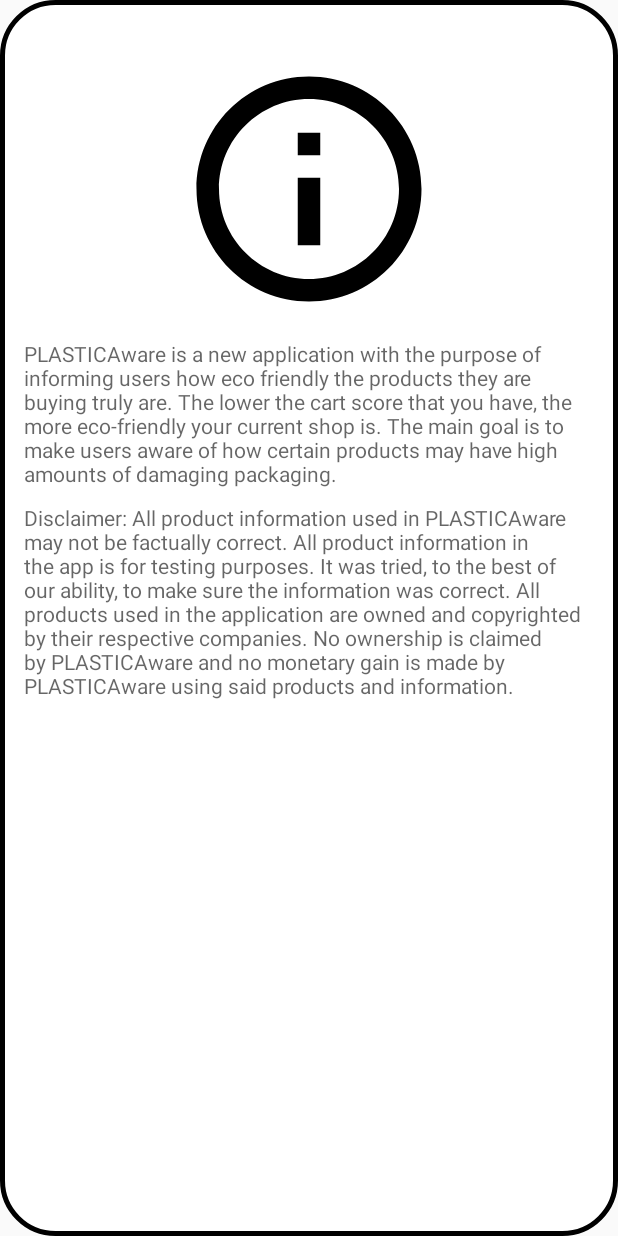
After one commit to seanLetmon97/PlasticAwareFYP, an Android app: the layout about_us.xml on its own in the app's theme, with its tools: preview values and no code run, on a phone screen of 412 x 824 dp. The commit adds this screen. Run offline under Robolectric (Android 15) with nearby library versions, the phone set to English and light mode, and no system bars.

Commit message:
adding about and disclaimer messages

```diff
--- /dev/null
+++ b/app/src/main/res/layout/about_us.xml
@@ -0,0 +1,49 @@
+<?xml version="1.0" encoding="utf-8"?>
+<androidx.coordinatorlayout.widget.CoordinatorLayout xmlns:android="http://schemas.android.com/apk/res/android"
+    xmlns:app="http://schemas.android.com/apk/res-auto"
+    xmlns:tools="http://schemas.android.com/tools"
+    android:layout_width="match_parent"
+    android:layout_height="match_parent"
+    android:orientation="vertical"
+    android:padding="16dp"
+    android:background="@drawable/border"
+    tools:context=".MainActivity">
+
+    <androidx.core.widget.NestedScrollView
+        android:layout_width="match_parent"
+        android:layout_height="wrap_content">
+        <androidx.appcompat.widget.LinearLayoutCompat
+            android:layout_width="match_parent"
+            android:layout_height="match_parent"
+            android:layout_gravity="center"
+            android:orientation="vertical">
+
+            <ImageView
+                android:id="@+id/constellationImage"
+                android:layout_width="300dp"
+                android:layout_height="180dp"
+                android:layout_centerHorizontal="true"
+                android:layout_centerVertical="true"
+                android:layout_gravity="center"
+                android:layout_marginTop="20dp"
+                android:src="@drawable/ic_info" />
+
+            <TextView
+                android:layout_width="match_parent"
+                android:layout_height="wrap_content"
+                android:paddingTop="10dp"
+                android:hint="PLASTICAware is a new application with the purpose of informing users how eco friendly the products they are buying truly are. The lower the cart score that you have, the more eco-friendly your current shop is. The main goal is to make users aware of how certain products may have high amounts of damaging packaging.  "
+                />
+
+            <TextView
+                android:layout_width="match_parent"
+                android:layout_height="wrap_content"
+                android:paddingTop="10dp"
+                android:hint="Disclaimer: All product information used in PLASTICAware may not be factually correct. All product information in the app is for testing purposes. It was tried, to the best of our ability, to make sure the information was correct. All products used in the application are owned and copyrighted by their respective companies. No ownership is claimed by PLASTICAware and no monetary gain is made by PLASTICAware using said products and information.    "
+                />
+
+        </androidx.appcompat.widget.LinearLayoutCompat>
+
+    </androidx.core.widget.NestedScrollView>
+
+</androidx.coordinatorlayout.widget.CoordinatorLayout>
--- a/app/src/main/res/menu/drawer_menu.xml
+++ b/app/src/main/res/menu/drawer_menu.xml
@@ -22,10 +22,7 @@
 
     <item android:title="Information">
         <menu>
-            <item
-                android:id="@+id/nav_settings"
-                android:icon="@drawable/ic_settings"
-                android:title="Settings" />
+
             <item
                 android:id="@+id/nav_info"
                 android:icon="@drawable/ic_info"
```
Also changed, not shown: app/src/main/java/com/example/plasticaware/MainActivity.java (+8 -4 lines), app/src/main/java/com/example/plasticaware/fragments/AboutFragment.java (added, +31 -0 lines).
